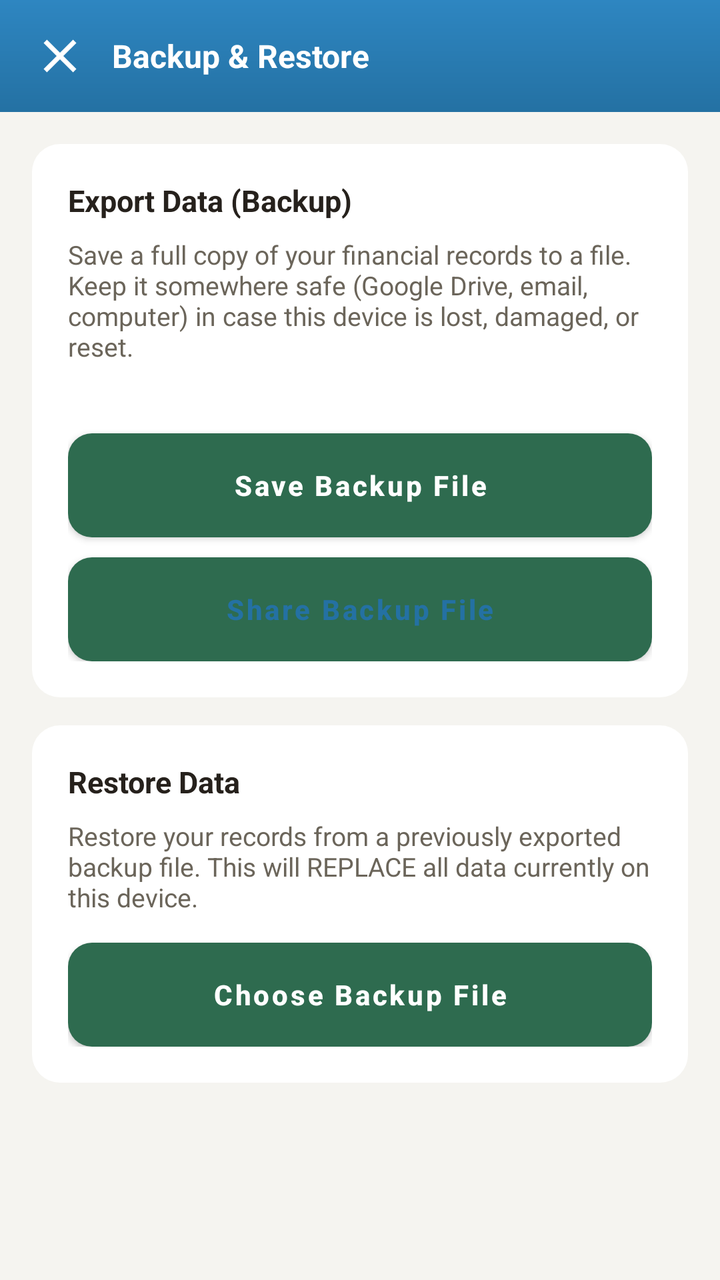
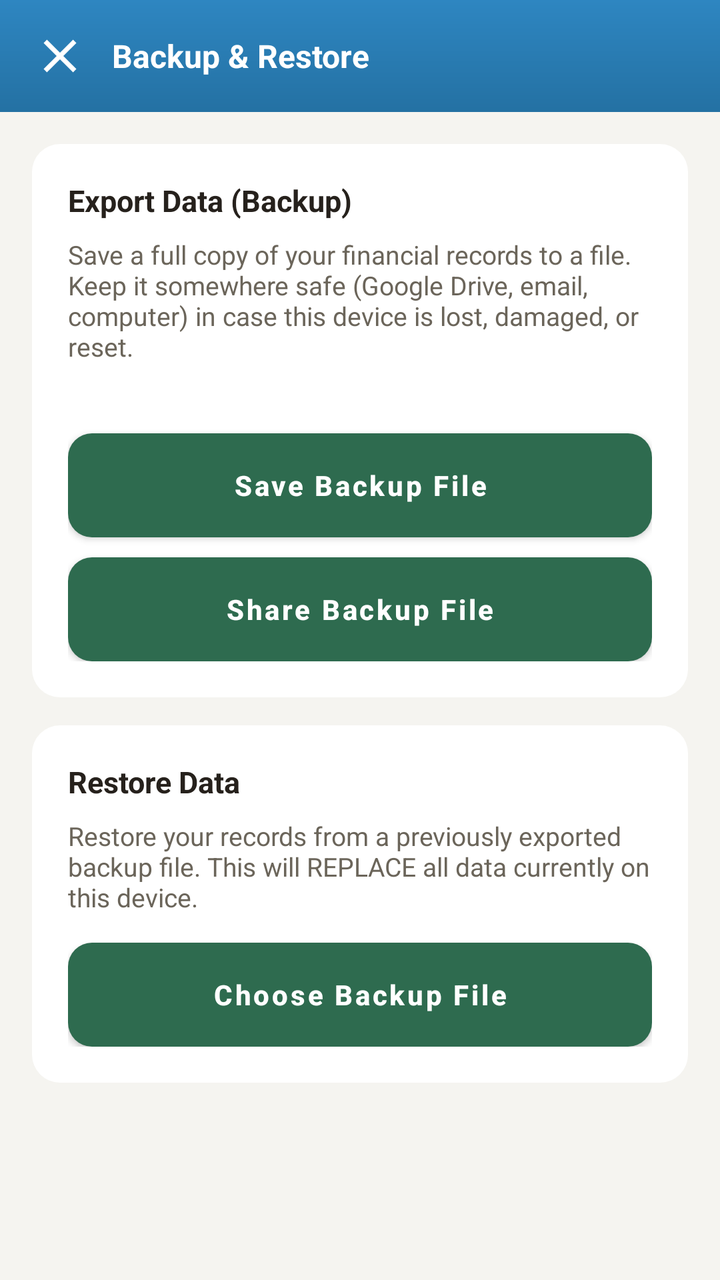

Two renders of the same Android screen: before a commit and after it. Below are the layout's source before the change and the commit's diff.
<!-- AndroidManifest.xml: application theme Theme.SchoolFund -->
<!-- res/layout/activity_backup.xml -->
<?xml version="1.0" encoding="utf-8"?>
<LinearLayout xmlns:android="http://schemas.android.com/apk/res/android"
    android:layout_width="match_parent"
    android:layout_height="match_parent"
    android:orientation="vertical"
    android:background="@color/bg_app">

    <LinearLayout
        android:layout_width="match_parent"
        android:layout_height="wrap_content"
        android:background="@drawable/header_gradient_blue"
        android:orientation="horizontal"
        android:gravity="center_vertical"
        android:paddingHorizontal="16dp"
        android:paddingVertical="14dp">

        <ImageView
            android:id="@+id/buttonBackBackup"
            android:layout_width="28dp"
            android:layout_height="28dp"
            android:src="@drawable/ic_close"
            android:layout_marginEnd="12dp"
            android:contentDescription="Close" />

        <TextView
            android:layout_width="0dp"
            android:layout_height="wrap_content"
            android:layout_weight="1"
            android:text="@string/backup_screen_title"
            android:textColor="#FFFFFF"
            android:textSize="16sp"
            android:textStyle="bold" />
    </LinearLayout>

    <ScrollView
        android:layout_width="match_parent"
        android:layout_height="0dp"
        android:layout_weight="1">

        <LinearLayout
            android:layout_width="match_parent"
            android:layout_height="wrap_content"
            android:orientation="vertical"
            android:padding="16dp">

            <LinearLayout
                android:layout_width="match_parent"
                android:layout_height="wrap_content"
                android:orientation="vertical"
                android:background="@drawable/card_white"
                android:padding="18dp"
                android:layout_marginBottom="14dp">

                <TextView
                    android:layout_width="wrap_content"
                    android:layout_height="wrap_content"
                    android:text="@string/backup_export_title"
                    android:textColor="@color/text_primary"
                    android:textStyle="bold"
                    android:textSize="15sp"
                    android:layout_marginBottom="8dp" />

                <TextView
                    android:layout_width="match_parent"
                    android:layout_height="wrap_content"
                    android:text="@string/backup_export_desc"
                    android:textColor="@color/text_secondary"
                    android:textSize="13sp"
                    android:layout_marginBottom="6dp" />

                <TextView
                    android:id="@+id/textLastBackup"
                    android:layout_width="match_parent"
                    android:layout_height="wrap_content"
                    android:textColor="@color/text_muted"
                    android:textSize="11sp"
                    android:layout_marginBottom="14dp" />

                <Button
                    android:id="@+id/buttonExportSave"
                    android:layout_width="match_parent"
                    android:layout_height="52dp"
                    android:text="@string/btn_export_save"
                    android:textAllCaps="false"
                    android:textStyle="bold"
                    android:textColor="#FFFFFF"
                    android:background="@drawable/btn_blue"
                    android:backgroundTint="@null"
                    android:elevation="2dp"
                    android:layout_marginBottom="10dp" />

                <Button
                    android:id="@+id/buttonExportShare"
                    android:layout_width="match_parent"
                    android:layout_height="52dp"
                    android:text="@string/btn_export_share"
                    android:textAllCaps="false"
                    android:textStyle="bold"
                    android:textColor="@color/accent_blue"
                    android:background="@drawable/btn_white_outline"
                    android:backgroundTint="@null"
                    android:elevation="2dp" />

            </LinearLayout>

            <LinearLayout
                android:layout_width="match_parent"
                android:layout_height="wrap_content"
                android:orientation="vertical"
                android:background="@drawable/card_white"
                android:padding="18dp">

                <TextView
                    android:layout_width="wrap_content"
                    android:layout_height="wrap_content"
                    android:text="@string/backup_import_title"
                    android:textColor="@color/text_primary"
                    android:textStyle="bold"
                    android:textSize="15sp"
                    android:layout_marginBottom="8dp" />

                <TextView
                    android:layout_width="match_parent"
                    android:layout_height="wrap_content"
                    android:text="@string/backup_import_desc"
                    android:textColor="@color/text_secondary"
                    android:textSize="13sp"
                    android:layout_marginBottom="14dp" />

                <Button
                    android:id="@+id/buttonImportPick"
                    android:layout_width="match_parent"
                    android:layout_height="52dp"
                    android:text="@string/btn_import_pick"
                    android:textAllCaps="false"
                    android:textStyle="bold"
                    android:textColor="#FFFFFF"
                    android:background="@drawable/btn_orange"
                    android:backgroundTint="@null"
                    android:elevation="2dp" />

            </LinearLayout>

        </LinearLayout>
    </ScrollView>

</LinearLayout>
<!-- resources referenced by this layout -->
<resources>
  <color name="accent_blue">#2471A3</color>
  <color name="bg_app">#F5F4F0</color>
  <color name="text_muted">#A39D8F</color>
  <color name="text_primary">#26211C</color>
  <color name="text_secondary">#6B655A</color>
  <!-- drawable btn_blue (drawable) -->
  <?xml version="1.0" encoding="utf-8"?>
  <ripple xmlns:android="http://schemas.android.com/apk/res/android"
      android:color="#33FFFFFF">
      <item>
          <shape android:shape="rectangle">
              <solid android:color="@color/accent_blue" />
              <corners android:radius="12dp" />
          </shape>
      </item>
  </ripple>
  <!-- drawable btn_orange (drawable) -->
  <?xml version="1.0" encoding="utf-8"?>
  <ripple xmlns:android="http://schemas.android.com/apk/res/android"
      android:color="#33FFFFFF">
      <item>
          <shape android:shape="rectangle">
              <solid android:color="@color/accent_orange" />
              <corners android:radius="12dp" />
          </shape>
      </item>
  </ripple>
  <!-- drawable btn_white_outline (drawable) -->
  <?xml version="1.0" encoding="utf-8"?>
  <ripple xmlns:android="http://schemas.android.com/apk/res/android"
      android:color="#22000000">
      <item>
          <shape android:shape="rectangle">
              <solid android:color="@color/surface_white" />
              <corners android:radius="12dp" />
          </shape>
      </item>
  </ripple>
  <!-- drawable card_white (drawable) -->
  <?xml version="1.0" encoding="utf-8"?>
  <shape xmlns:android="http://schemas.android.com/apk/res/android">
      <solid android:color="@color/surface_white" />
      <corners android:radius="14dp" />
  </shape>
  <!-- drawable header_gradient_blue (drawable) -->
  <?xml version="1.0" encoding="utf-8"?>
  <shape xmlns:android="http://schemas.android.com/apk/res/android">
      <gradient
          android:angle="270"
          android:startColor="#2E86C1"
          android:endColor="@color/accent_blue" />
  </shape>
  <!-- drawable ic_close (drawable) -->
  <vector xmlns:android="http://schemas.android.com/apk/res/android"
      android:width="24dp" android:height="24dp" android:viewportWidth="24" android:viewportHeight="24">
      <path android:fillColor="#FFFFFF" android:pathData="M6.4,4.98l12.62,12.62l-1.42,1.42l-12.62,-12.62z"/>
      <path android:fillColor="#FFFFFF" android:pathData="M19.02,6.4l-12.62,12.62l-1.42,-1.42l12.62,-12.62z"/>
  </vector>
  <string name="backup_export_desc">Save a full copy of your financial records to a file. Keep it somewhere safe (Google Drive, email, computer) in case this device is lost, damaged, or reset.</string>
  <string name="backup_export_title">Export Data (Backup)</string>
  <string name="backup_import_desc">Restore your records from a previously exported backup file. This will REPLACE all data currently on this device.</string>
  <string name="backup_import_title">Restore Data</string>
  <string name="backup_screen_title">Backup &amp; Restore</string>
  <string name="btn_export_save">Save Backup File</string>
  <string name="btn_export_share">Share Backup File</string>
  <string name="btn_import_pick">Choose Backup File</string>
  <style name="Theme.SchoolFund" parent="Theme.MaterialComponents.DayNight.NoActionBar">
          <item name="colorPrimary">#2E6B4F</item>
          <item name="colorPrimaryDark">#245840</item>
          <item name="colorAccent">#B9770E</item>
      </style>
  <color name="accent_orange">#B9770E</color>
  <color name="surface_white">#FFFFFF</color>
</resources>

<!-- the commit's change to res/layout/activity_backup.xml (unified diff, before → after) -->
@@ -96,8 +96,8 @@
                     android:text="@string/btn_export_share"
                     android:textAllCaps="false"
                     android:textStyle="bold"
-                    android:textColor="@color/accent_blue"
-                    android:background="@drawable/btn_white_outline"
+                    android:textColor="#FFFFFF"
+                    android:background="@drawable/btn_blue"
                     android:backgroundTint="@null"
                     android:elevation="2dp" />
 
<!-- resource entries referenced after the edit -->
@@ -23,17 +23,6 @@
       <item>
           <shape android:shape="rectangle">
               <solid android:color="@color/accent_orange" />
-              <corners android:radius="12dp" />
-          </shape>
-      </item>
-  </ripple>
-  <!-- drawable btn_white_outline (drawable) -->
-  <?xml version="1.0" encoding="utf-8"?>
-  <ripple xmlns:android="http://schemas.android.com/apk/res/android"
-      android:color="#22000000">
-      <item>
-          <shape android:shape="rectangle">
-              <solid android:color="@color/surface_white" />
               <corners android:radius="12dp" />
           </shape>
       </item>
